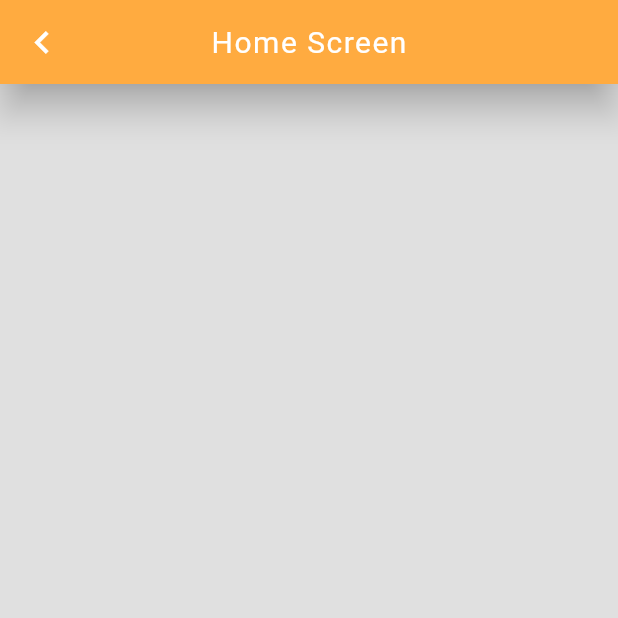
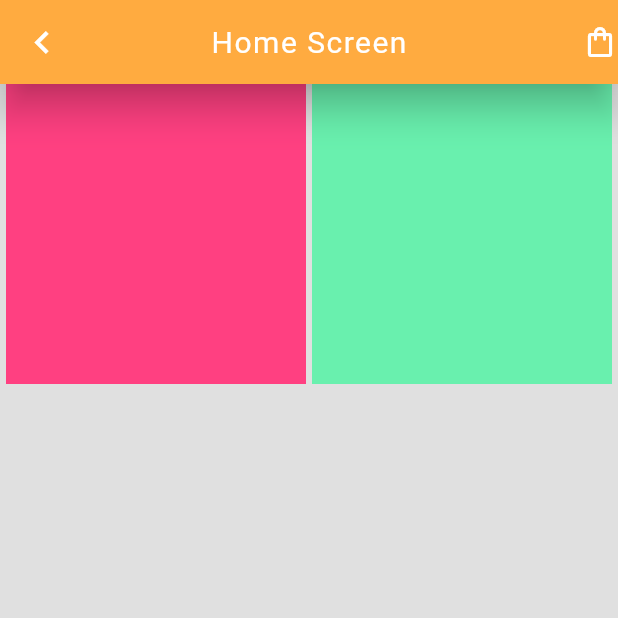
Before and after one commit to Kenennacc/Flutter-App, a Flutter app: the screen it shows after launch, on a phone screen of 412 x 824 dp, the top half of it. Run offline on Flutter 3.47's test engine with Material 2 defaults, Android fonts, the phone set to English and light mode, and no system bars.

Commit message:
column rows

```diff
--- a/lib/home.dart
+++ b/lib/home.dart
@@ -22,6 +22,7 @@ class _HomeScreenState extends State<HomeScreen> {
           elevation: 10,
           backgroundColor: Colors.orangeAccent,
           centerTitle: true,
+          actions: [Icon(Icons.shopping_bag_outlined)],
           title: const Text(
             "Home Screen",
             style: TextStyle(
@@ -31,6 +32,29 @@ class _HomeScreenState extends State<HomeScreen> {
                 fontWeight: FontWeight.normal),
           ),
         ),
-    );
+        body: Container(
+            /*color: Colors.pinkAccent,
+            height: 200, width: 200,*/
+            child: Row(
+          mainAxisAlignment: MainAxisAlignment.spaceEvenly,
+          children: [
+            Container(color: Colors.pinkAccent, width: 200, height: 200
+                /*const Text(
+              'Burger',
+              style: TextStyle(fontSize: 15, color: Colors.white),
+            ),*/
+                ),
+
+            Container(
+              color: Colors.greenAccent,
+              width: 200,
+              height: 200,
+            ) /*const Text(
+              'five dollars',
+              style: TextStyle(fontSize: 12, color: Colors.black),
+            ),*/
+            //Container(color: Colors.greenAccent, height: 200, width: 200),
+          ],
+        )));
   }
 }
```
Lines whose indentation alone changed are shown as unchanged.
